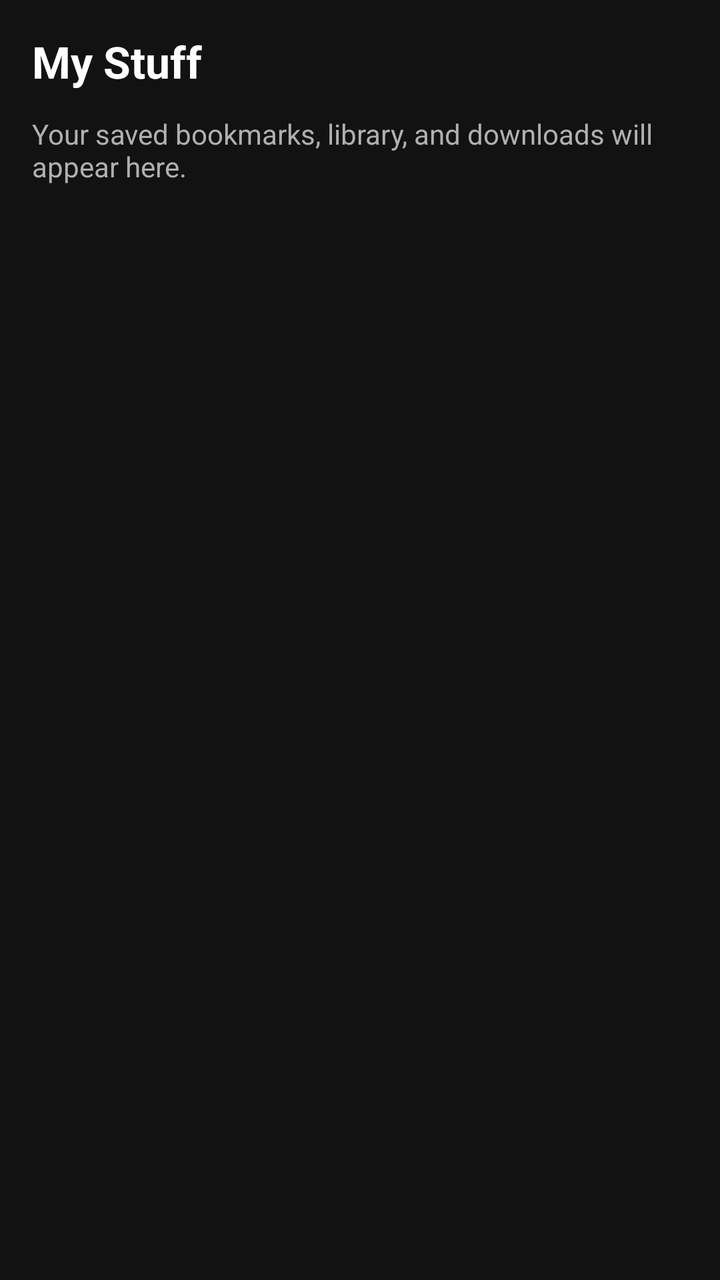
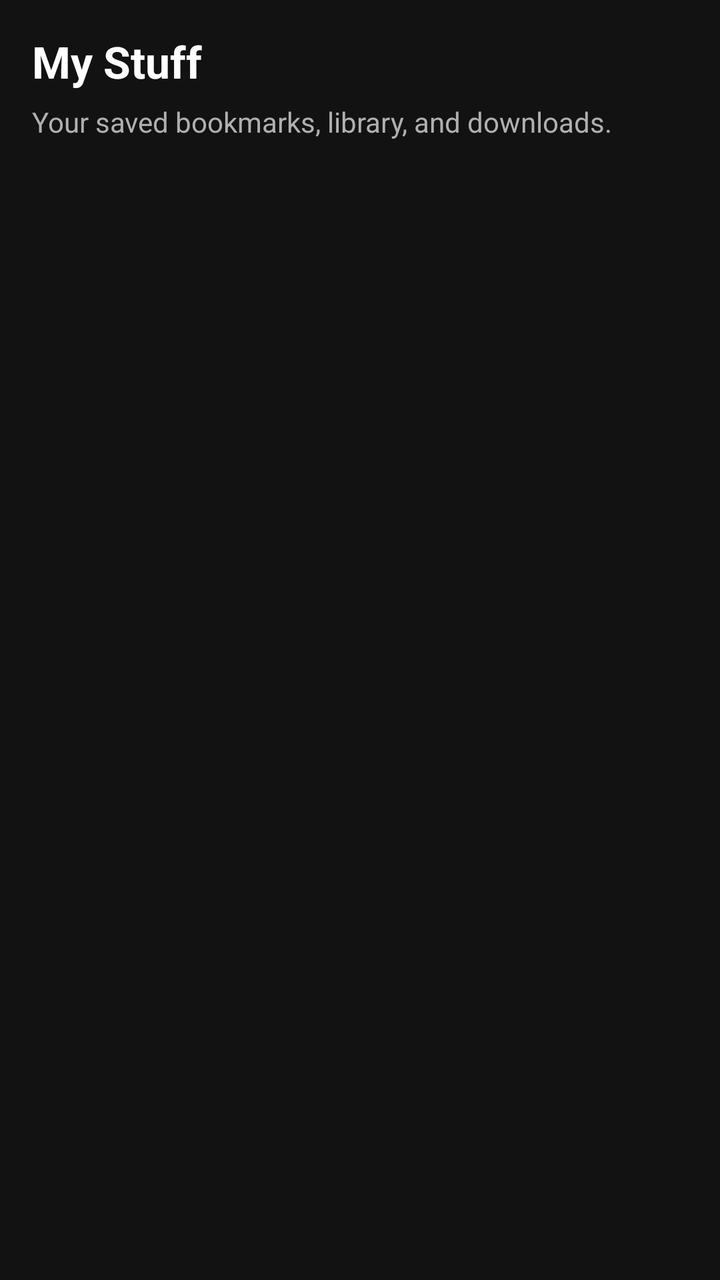

Before-and-after screenshots of an Android layout around one commit, followed by the original layout XML and the change that was made.
<!-- AndroidManifest.xml: application theme AppTheme -->
<!-- res/layout/fragment_mystuff.xml -->
<?xml version="1.0" encoding="utf-8"?>
<LinearLayout xmlns:android="http://schemas.android.com/apk/res/android"
    android:layout_width="match_parent"
    android:layout_height="match_parent"
    android:background="#121212"
    android:orientation="vertical"
    android:padding="16dp">

    <TextView
        android:layout_width="wrap_content"
        android:layout_height="wrap_content"
        android:text="My Stuff"
        android:textColor="#FFFFFF"
        android:textSize="22sp"
        android:textStyle="bold" />

    <TextView
        android:layout_width="wrap_content"
        android:layout_height="wrap_content"
        android:layout_marginTop="12dp"
        android:text="Your saved bookmarks, library, and downloads will appear here."
        android:textColor="#B0B0B0"
        android:textSize="14sp" />

</LinearLayout>
<!-- resources referenced by this layout -->
<resources>
  <style name="AppTheme" parent="Theme.MaterialComponents.NoActionBar">
          <item name="colorPrimary">@color/colorPrimary</item>
          <item name="colorPrimaryDark">@color/colorPrimaryDark</item>
          <item name="colorAccent">@color/colorAccent</item>
          <item name="android:windowBackground">@color/bg_dark</item>
          <item name="android:colorBackground">@color/bg_dark</item>
      </style>
  <color name="colorPrimary">#6200EE</color>
  <color name="colorPrimaryDark">#3700B3</color>
  <color name="colorAccent">#03DAC5</color>
  <color name="bg_dark">#121212</color>
</resources>

<!-- the commit's change to res/layout/fragment_mystuff.xml (unified diff, before → after) -->
@@ -17,9 +17,16 @@
     <TextView
         android:layout_width="wrap_content"
         android:layout_height="wrap_content"
-        android:layout_marginTop="12dp"
-        android:text="Your saved bookmarks, library, and downloads will appear here."
+        android:layout_marginTop="6dp"
+        android:layout_marginBottom="12dp"
+        android:text="Your saved bookmarks, library, and downloads."
         android:textColor="#B0B0B0"
         android:textSize="14sp" />
 
+    <androidx.recyclerview.widget.RecyclerView
+        android:id="@+id/rv_mystuff"
+        android:layout_width="match_parent"
+        android:layout_height="match_parent"
+        android:scrollbars="vertical" />
+
 </LinearLayout>
